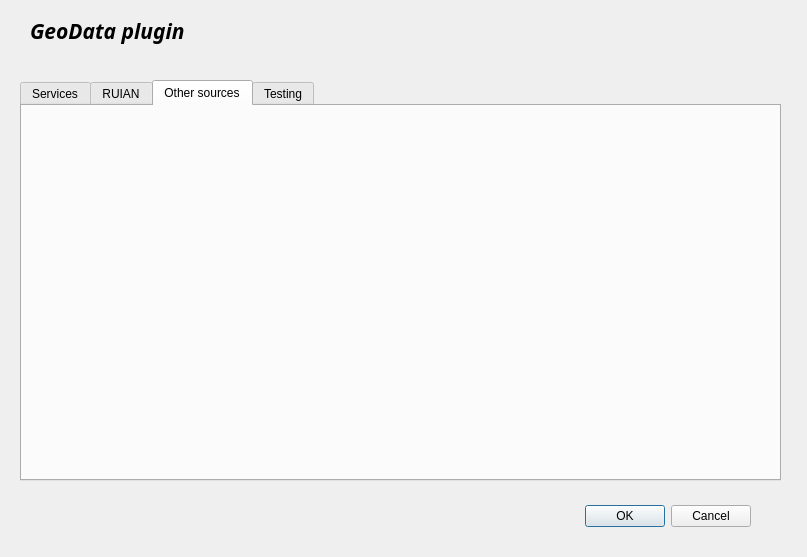
Qt form Geo_Data_dialog_base.ui (kva0064/czech_slovak_freegeodata) before a commit.
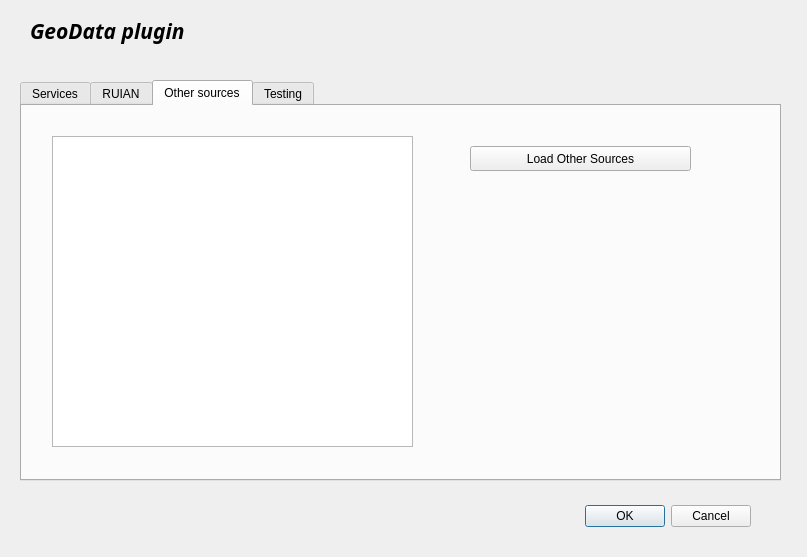
The same form after that commit. The open tabs and pages were chosen to show the change.

Commit message: Added other data sources PoC.

What changed in the file:
```diff
--- a/Geo_Data_dialog_base.ui
+++ b/Geo_Data_dialog_base.ui
@@ -100,6 +100,29 @@
     <attribute name="title">
      <string>Other sources</string>
     </attribute>
+    <widget class="QListWidget" name="listWidgetOtherDataSources">
+     <property name="geometry">
+      <rect>
+       <x>30</x>
+       <y>30</y>
+       <width>361</width>
+       <height>311</height>
+      </rect>
+     </property>
+    </widget>
+    <widget class="QPushButton" name="pushButtonLoadOtherDataSources">
+     <property name="geometry">
+      <rect>
+       <x>448</x>
+       <y>40</y>
+       <width>221</width>
+       <height>25</height>
+      </rect>
+     </property>
+     <property name="text">
+      <string>Load Other Sources</string>
+     </property>
+    </widget>
    </widget>
    <widget class="QWidget" name="tabTesting">
     <attribute name="title">
```
Left out of the diff: 6 changed lines with no effect on the pictures. The commit also changes 12 other files.
